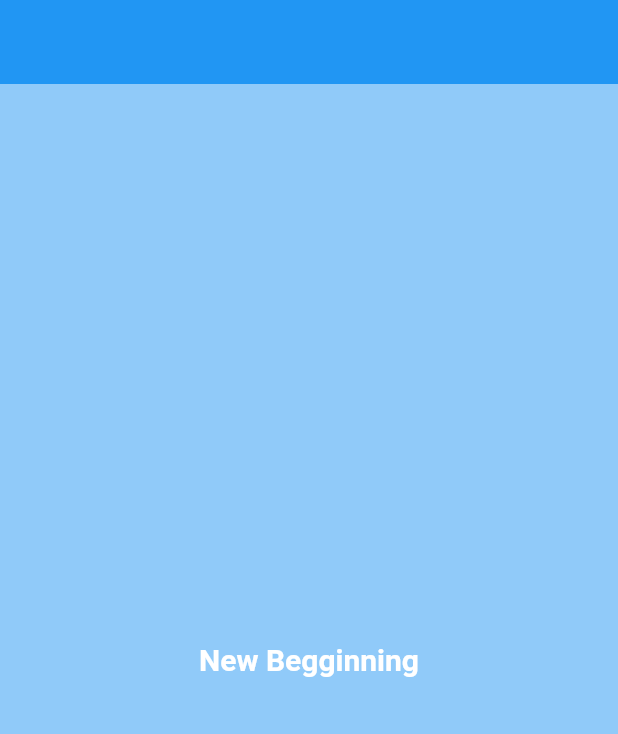
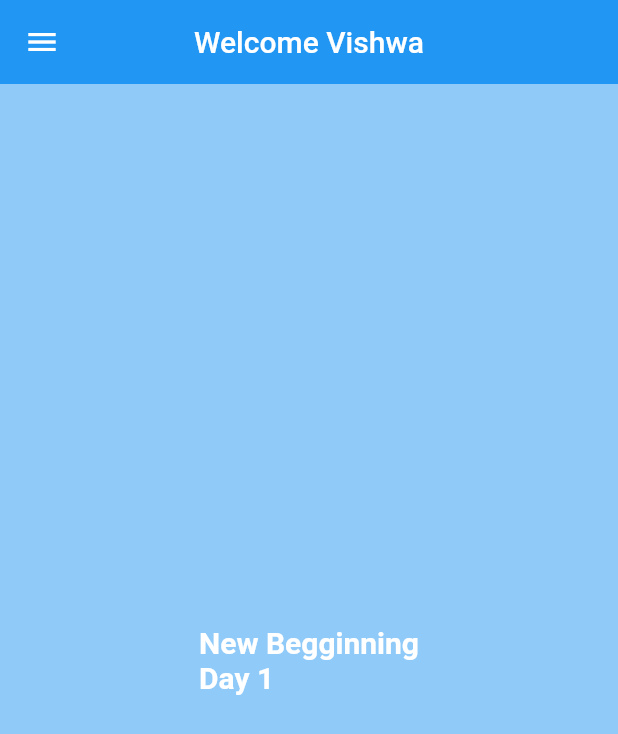
Before and after one commit to iamvishwajeetpatil/30DaysofFlutter, a Flutter app: the screen it shows after launch, on a phone screen of 412 x 824 dp. Shown: the top 734 px of the screen. Run offline on Flutter 3.47's test engine with Material 2 defaults, Android fonts, the phone set to English and light mode, and no system bars.

Commit message:
Flutter_day_2 done

```diff
--- /dev/null
+++ b/lib/home_screen.dart
@@ -0,0 +1,31 @@
+import 'package:flutter/material.dart';
+
+class HomeScreen extends StatelessWidget {
+  const HomeScreen({super.key});
+
+  @override
+  Widget build(BuildContext context) {
+    int days = 1;
+    String t = "Day";
+    return Scaffold(
+      backgroundColor: Colors.blue[200],
+      appBar: AppBar(
+        backgroundColor: Colors.blue,
+        elevation: 0,
+        title: Text("Welcome Vishwa"),
+        centerTitle: true,
+      ),
+      body: Center(
+        child: Text(
+          "New Begginning\n$t $days",
+          style: TextStyle(
+              color: Colors.white, fontSize: 20.0, fontWeight: FontWeight.bold),
+        ),
+      ),
+      drawer: Drawer(
+        backgroundColor: Colors.blue,
+        width: 200.0,
+      ),
+    );
+  }
+}
--- a/lib/main.dart
+++ b/lib/main.dart
@@ -1,4 +1,5 @@
 import 'package:flutter/material.dart';
+import 'package:flutter_application_day1/home_screen.dart';
 
 void main() {
   runApp(MyApp());
@@ -9,18 +10,6 @@ class MyApp extends StatelessWidget {
 
   @override
   Widget build(BuildContext context) {
-    return MaterialApp(
-      debugShowCheckedModeBanner: false,
-      home: Scaffold(
-        backgroundColor: Colors.blue[200],
-        appBar: AppBar(
-          backgroundColor: Colors.blue,
-          elevation: 0,
-        ),
-        body: Center(
-          child: Text("New Begginning",style: TextStyle(color: Colors.white,fontSize: 20.0,fontWeight: FontWeight.bold),),
-        ),
-      ),
-    );
+    return MaterialApp(debugShowCheckedModeBanner: false, home: HomeScreen());
   }
 }
```
